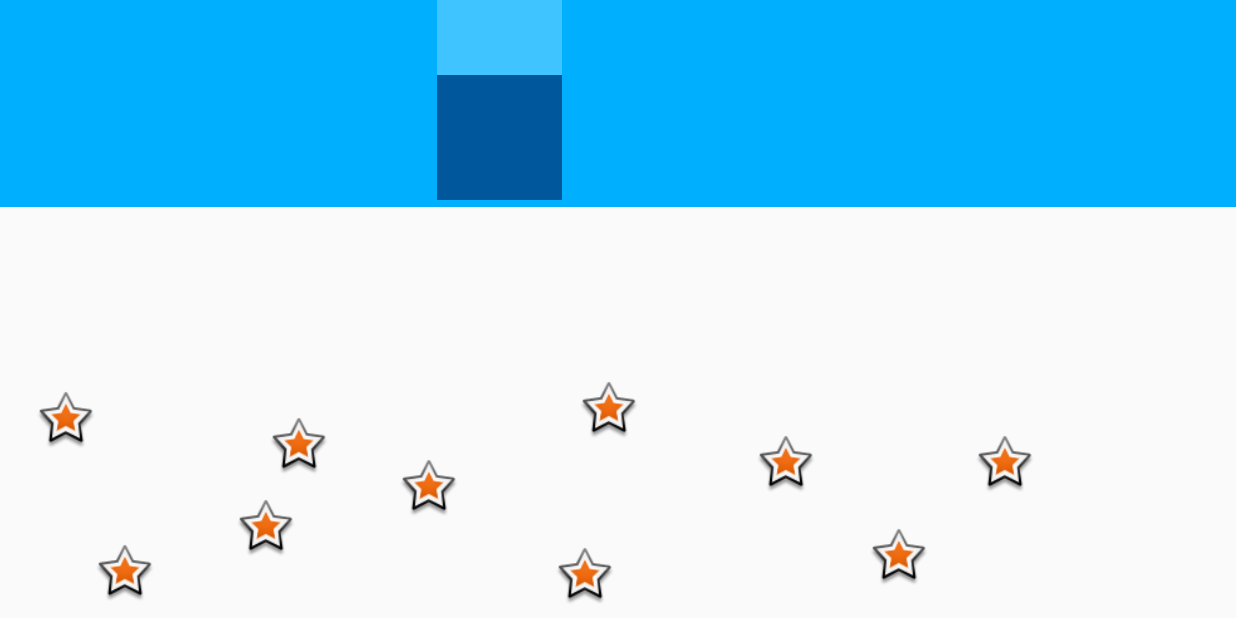
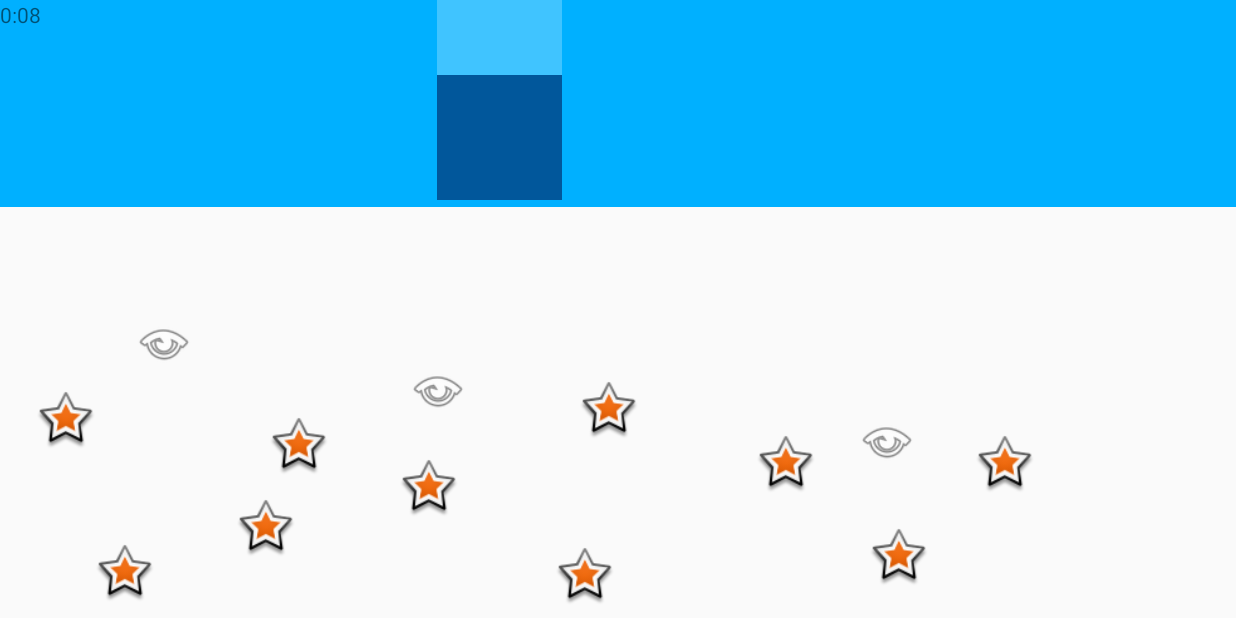
Before and after one commit to ewa-j/AreYouKittenMe, an Android app: the screen it shows after launch (AquariumActivity), on a phone screen of 824 x 412 dp (held sideways). Run offline under Robolectric (Android 15) with nearby library versions, the phone set to English and light mode, and no system bars.

Commit message:
add axolotl

```diff
--- a/app/src/main/java/com/example/areyoukittenme/AquariumActivity.java
+++ b/app/src/main/java/com/example/areyoukittenme/AquariumActivity.java
@@ -1,28 +1,16 @@
 package com.example.areyoukittenme;
 
-import android.content.Context;
 import android.content.Intent;
-import android.graphics.Color;
-import android.graphics.Rect;
 import android.graphics.RectF;
-import android.graphics.drawable.ColorDrawable;
 import android.os.Bundle;
-import android.view.DragEvent;
+import android.os.Handler;
 import android.view.MotionEvent;
 import android.view.View;
-import android.widget.Button;
-import android.widget.FrameLayout;
 import android.widget.ImageView;
-import android.widget.LinearLayout;
-import android.widget.LinearLayout.LayoutParams;
-import android.widget.RelativeLayout;
-import android.widget.Toast;
 
 import androidx.appcompat.app.AppCompatActivity;
 
 import com.example.areyoukittenme.databinding.ActivityAquariumBinding;
-
-import java.util.ArrayList;
 
 public class AquariumActivity extends AppCompatActivity {
 
@@ -30,53 +18,59 @@ public class AquariumActivity extends AppCompatActivity {
     float dY;
     ImageView attached = null;
     int caught = 0;
+    ImageView[] fishes;
+    ImageView[] axolotls;
+    Long startTime;
+    Long touchAxolotlTime = null;
+    private ActivityAquariumBinding binding;
+
+    @Override
+    protected void onCreate(Bundle savedInstanceState) {
+        super.onCreate(savedInstanceState);
+        setContentView(R.layout.activity_end);
+        binding = ActivityAquariumBinding.inflate(getLayoutInflater());
+        setContentView(binding.getRoot());
+        binding.handView.setOnTouchListener(armListener);
+        fishes = new ImageView[]{binding.imageView1 , binding.imageView2,binding.imageView3,binding.imageView4,binding.imageView5,binding.imageView6,binding.imageView7,binding.imageView8,binding.imageView9,binding.imageView10};
+        axolotls = new ImageView[]{binding.axolotl1,binding.axolotl2,binding.axolotl3};
+        startTime = System.currentTimeMillis();
+        timerHandler.postDelayed(timerRunnable, 0);
+    }
 
     private final View.OnTouchListener armListener = new View.OnTouchListener() {
-
         @Override
         public boolean onTouch(View view, MotionEvent event)
         {
+            int actionMasked = event.getActionMasked();
+            if (actionMasked == MotionEvent.ACTION_DOWN) {
+                dX = binding.armContainer.getX() - event.getRawX();
+                dY = binding.armContainer.getY() - event.getRawY();
+            } else if (actionMasked == MotionEvent.ACTION_MOVE) {
+                if(touchAxolotlTime == null && event.getRawX() + dX > 0 && event.getRawX() + dX + binding.armContainer.getWidth() < binding.getRoot().getRight())
+                binding.armContainer.setX(event.getRawX() + dX);
+                if(touchAxolotlTime == null && event.getRawY() + dY + binding.armView.getHeight() > 0 && event.getRawY() + dY + binding.armContainer.getHeight() < binding.getRoot().getBottom())
+                binding.armContainer.setY(event.getRawY() + dY);
 
-            switch (event.getActionMasked()) {
-                case MotionEvent.ACTION_DOWN:
-                    dX = binding.arm.getX() - event.getRawX();
-                    dY = binding.arm.getY() - event.getRawY();
-                    break;
-
-                case MotionEvent.ACTION_MOVE:
-
-                    //if(event.getRawY() + dY + view.getBottom() - view.getTop() < binding.getRoot().getBottom()) {}
-                    //if(event.getRawX() + dX + view.getRight() - view.getLeft() < binding.getRoot().getRight()) {}
-                    binding.arm.setX(event.getRawX()  + dX);
-                    binding.arm.setY(event.getRawY() + dY);
-
-                    for(ImageView fish : fishes){
-                        if((attached == null || attached == fish)){
-                            if(attached == fish && binding.arm.getHeight() + binding.arm.getY() < binding.topBackgroundView.getBottom()){
+                for (ImageView fish : fishes) {
+                    if ((attached == null || attached == fish)) {
+                        if (attached == fish && binding.armContainer.getHeight() + binding.armContainer.getY() < binding.topBackgroundView.getBottom()) {
                             fish.setVisibility(View.GONE);
                             attached = null;
                             caught++;
-                                if(caught == 10){
-                                    Intent startShapes = new Intent(AquariumActivity.this, EndActivity.class);
-                                    startActivity(startShapes);
+                            if (caught == 10) {
+                                startActivity(new Intent(AquariumActivity.this, EndActivity.class));
+                            }
+                        } else if (attached == fish) {
+                            fish.setX((binding.armContainer.getX() + (binding.armContainer.getWidth() >> 1)) - (fish.getWidth() >> 1));
+                            fish.setY(binding.armContainer.getY() + binding.armView.getHeight() + (binding.handView.getHeight() >> 1) - (fish.getHeight() >> 1));
+                        } else if (CheckCollision(fish, binding.handView) && fish.getVisibility() != View.GONE) {
+                            fish.setX((binding.armContainer.getX() + (binding.armContainer.getWidth() >> 1)) - (fish.getWidth() >> 1));
+                            fish.setY(binding.armContainer.getY() + binding.armView.getHeight() + (binding.handView.getHeight() >> 1) - (fish.getHeight() >> 1));
+                            attached = fish;
                         }
                     }
-                            else if (attached == fish) {
-                                fish.setX((binding.arm.getX() + (binding.arm.getWidth() >> 1)) - (fish.getWidth() >> 1));
-                                fish.setY(binding.arm.getY() + binding.arms.getHeight() + (binding.armView.getHeight() >> 1) - (fish.getHeight() >> 1));
                 }
-                            else if (CheckCollision(fish, binding.armView) && fish.getVisibility() != View.GONE){
-                                fish.setX((binding.arm.getX() + (binding.arm.getWidth() >> 1)) - (fish.getWidth() >> 1));
-                                fish.setY(binding.arm.getY() + binding.arms.getHeight() + (binding.armView.getHeight() >> 1) - (fish.getHeight() >> 1));
-                                attached = fish;
-                            }
-
-                        }
-                    }
-
-                    break;
-
-                default:
+            } else {
                 return false;
             }
             return true;
@@ -86,21 +80,40 @@ public class AquariumActivity extends AppCompatActivity {
     public boolean CheckCollision(View v1, View v2) {
         RectF R1=new RectF(v1.getX(), v1.getY(), v1.getX() + v1.getWidth(), v1.getY() + v1.getHeight());
         int left = v2.getRight() - v2.getLeft();
-        RectF R2=new RectF(binding.arm.getX(), binding.arm.getY() + binding.arms.getHeight(), binding.arm.getX() + left, binding.arm.getY() + binding.arm.getHeight());
+        RectF R2=new RectF(binding.armContainer.getX(), binding.armContainer.getY() + binding.armView.getHeight(), binding.armContainer.getX() + left, binding.armContainer.getY() + binding.armContainer.getHeight());
         return RectF.intersects(R1, R2);
     }
 
-    ImageView[] fishes;
-    private ActivityAquariumBinding binding;
+    Handler timerHandler = new Handler();
+    Runnable timerRunnable = new Runnable() {
         @Override
-    protected void onCreate(Bundle savedInstanceState) {
-        super.onCreate(savedInstanceState);
-        setContentView(R.layout.activity_end);
-        binding = ActivityAquariumBinding.inflate(getLayoutInflater());
-        setContentView(binding.getRoot());
-        binding.armView.setOnTouchListener(armListener);
-        fishes = new ImageView[]{binding.imageView1 , binding.imageView2,binding.imageView3,binding.imageView4,binding.imageView5,binding.imageView6,binding.imageView7,binding.imageView8,binding.imageView9,binding.imageView10};
+        public void run() {
+            long millis = System.currentTimeMillis() - startTime;
+            int seconds = (int) (millis / 1000);
+            int minutes = seconds / 60;
+            seconds = seconds % 60;
 
+            for (ImageView axolotl : axolotls) {
+                if (detectCollision(axolotl) && touchAxolotlTime == null) {
+                    touchAxolotlTime = System.currentTimeMillis();
+                    binding.armContainer.setY(binding.armContainer.getTop());
+                    attached = null;
+                    //axolotl.setVisibility(View.INVISIBLE);
+                }
+            }
+            if(touchAxolotlTime != null && System.currentTimeMillis() - touchAxolotlTime > 3000){
+                touchAxolotlTime = null;
             }
 
+            binding.textView2.setText(String.format("%d:%02d", minutes, seconds));
+            timerHandler.postDelayed(this, 20);
         }
+    };
+
+    boolean detectCollision(ImageView v1){
+        RectF R1=new RectF(v1.getX(), v1.getY(), v1.getX() + v1.getWidth(), v1.getY() + v1.getHeight());
+        int left = binding.handView.getRight() - binding.handView.getLeft();
+        RectF R2=new RectF(binding.armContainer.getX(), binding.armContainer.getY() + binding.armView.getHeight(), binding.armContainer.getX() + left, binding.armContainer.getY() + binding.armContainer.getHeight());
+        return RectF.intersects(R1, R2);
+    }
+}
--- a/app/src/main/res/layout/activity_aquarium.xml
+++ b/app/src/main/res/layout/activity_aquarium.xml
@@ -5,23 +5,44 @@
     android:layout_width="match_parent"
     android:layout_height="match_parent">
 
+    <ImageView
+        android:id="@+id/axolotl3"
+        android:layout_width="40dp"
+        android:layout_height="40dp"
+        android:layout_alignParentStart="true"
+        android:layout_alignParentBottom="true"
+        android:layout_marginStart="571dp"
+        android:layout_marginBottom="98dp"
+        android:layout_weight="1"
+        android:background="@android:drawable/ic_menu_view"
+        android:visibility="visible"
+        tools:visibility="visible" />
 
-<!--    <LinearLayout-->
-<!--        android:layout_width="145dp"-->
-<!--        android:layout_height="374dp"-->
-<!--        android:layout_gravity="center_horizontal"-->
-<!--        android:orientation="vertical">-->
+    <ImageView
+        android:id="@+id/axolotl2"
+        android:layout_width="40dp"
+        android:layout_height="40dp"
+        android:layout_alignParentStart="true"
+        android:layout_alignParentBottom="true"
+        android:layout_marginStart="272dp"
+        android:layout_marginBottom="132dp"
+        android:layout_weight="1"
+        android:background="@android:drawable/ic_menu_view"
+        android:visibility="visible"
+        tools:visibility="visible" />
 
-<!--        <ImageView-->
-<!--            android:id="@+id/imageView3"-->
-<!--            android:layout_width="match_parent"-->
-<!--            android:layout_height="254dp"-->
-<!--            app:srcCompat="@android:drawable/btn_default" />-->
-
-<!--    <View-->
-<!--        android:layout_width=""-->
-<!--        android:layout_height="">-->
-    <!--    </View>-->
+    <ImageView
+        android:id="@+id/axolotl1"
+        android:layout_width="40dp"
+        android:layout_height="40dp"
+        android:layout_alignParentStart="true"
+        android:layout_alignParentBottom="true"
+        android:layout_marginStart="89dp"
+        android:layout_marginBottom="163dp"
+        android:layout_weight="1"
+        android:background="@android:drawable/ic_menu_view"
+        android:visibility="visible"
+        tools:visibility="visible" />
 
     <ImageView
         android:id="@+id/topBackgroundView"
@@ -30,7 +51,7 @@
         android:background="@color/light_blue_A400" />
 
     <LinearLayout
-        android:id="@+id/arm"
+        android:id="@+id/armContainer"
         android:layout_width="wrap_content"
         android:layout_height="wrap_content"
         android:layout_marginTop="-450dp"
@@ -40,13 +61,13 @@
         android:orientation="vertical">
 
         <ImageView
-            android:id="@+id/arms"
+            android:id="@+id/armView"
             android:layout_width="83dp"
             android:layout_height="500dp"
             android:background="@color/light_blue_A200" />
 
         <ImageView
-            android:id="@+id/armView"
+            android:id="@+id/handView"
             android:layout_width="83dp"
             android:layout_height="83dp"
             android:background="@color/light_blue_900" />
@@ -181,6 +202,11 @@
         android:background="@android:drawable/star_big_on"
         android:visibility="visible"
         tools:visibility="visible" />
-    <!--    </LinearLayout>-->
+
+    <TextView
+        android:id="@+id/textView2"
+        android:layout_width="wrap_content"
+        android:layout_height="wrap_content"
+        android:text="TextView" />
 
 </RelativeLayout>
```
Lines whose indentation alone changed are shown as unchanged.
